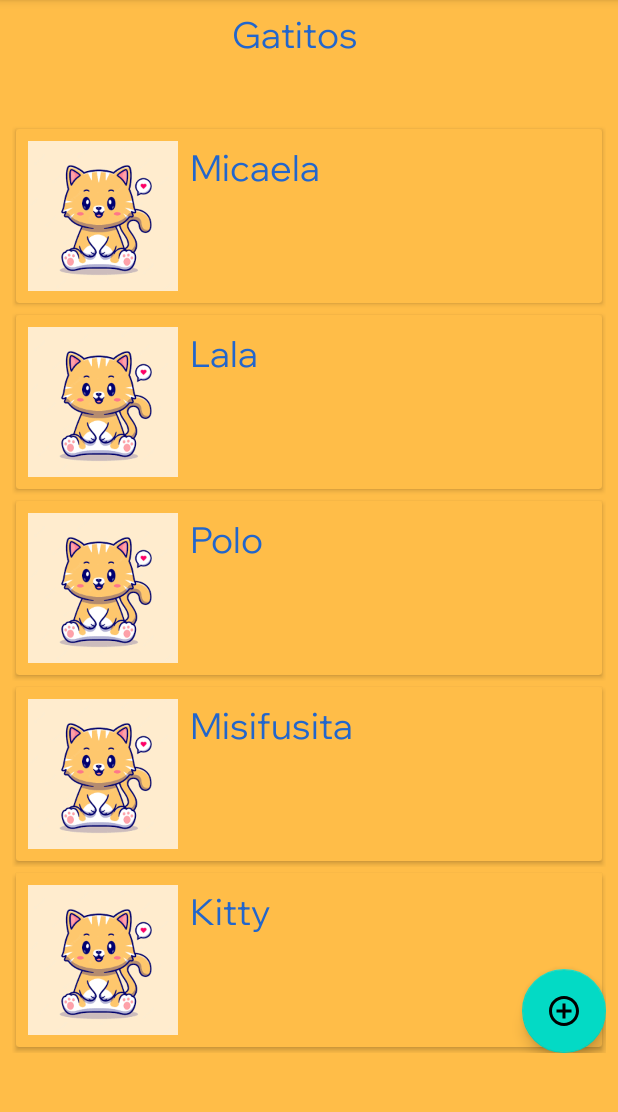
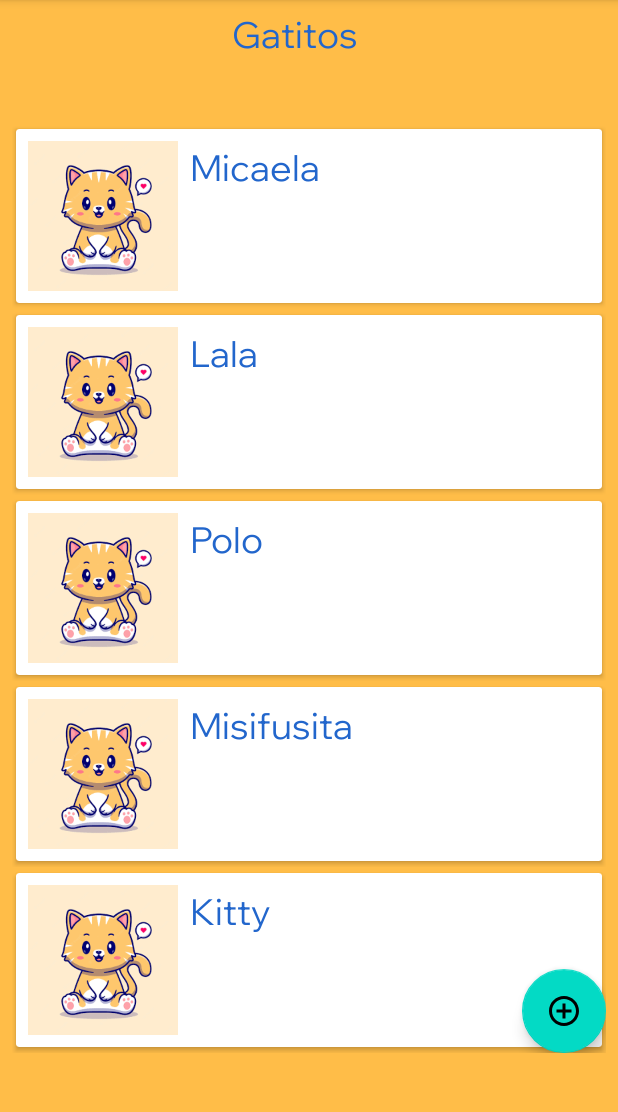
Before and after one commit to roxigonzalez/Cat-app, an Android app: the screen it shows after launch (MainActivity), on a phone screen of 412 x 824 dp, the part 84-1196 px from its top. Run offline under Robolectric (Android 15) with nearby library versions, the phone set to English and light mode, and no system bars; our stand-ins replace data binding.

Commit message:
Cat fragment list with its view model

```diff
--- a/app/src/main/java/com/rgonzalez/cattracker/ui/detail/CatFragment.kt
+++ b/app/src/main/java/com/rgonzalez/cattracker/ui/detail/CatFragment.kt
@@ -7,7 +7,6 @@ import android.view.View
 import android.view.ViewGroup
 import androidx.fragment.app.activityViewModels
 import com.rgonzalez.cattracker.databinding.FragmentCatBinding
-import com.rgonzalez.cattracker.ui.CatViewModel
 
 
 class CatFragment : Fragment() {
--- a/app/src/main/java/com/rgonzalez/cattracker/ui/list/CatListFragment.kt
+++ b/app/src/main/java/com/rgonzalez/cattracker/ui/list/CatListFragment.kt
@@ -10,13 +10,12 @@ import androidx.recyclerview.widget.LinearLayoutManager
 import com.rgonzalez.cattracker.data.model.CatModel
 import com.rgonzalez.cattracker.ui.list.recyclerview.CatRecyclerViewAdapter
 import com.rgonzalez.cattracker.databinding.FragmentCatListBinding
-import com.rgonzalez.cattracker.ui.CatViewModel
 
 class CatListFragment : Fragment() {
 
     // 2 After create the view model, initialize it (and of course created the model and the repository)
-    private val catViewModel: CatViewModel by activityViewModels {
-        CatViewModel.Factory
+    private val catViewModel: CatsViewModel by activityViewModels {
+        CatsViewModel.Factory
     }
 
     private lateinit var binding: FragmentCatListBinding
--- a/app/src/main/java/com/rgonzalez/cattracker/ui/CatViewModel.kt
+++ b/app/src/main/java/com/rgonzalez/cattracker/ui/list/CatsViewModel.kt
@@ -1,4 +1,4 @@
-package com.rgonzalez.cattracker.ui
+package com.rgonzalez.cattracker.ui.list
 
 import androidx.lifecycle.MutableLiveData
 import androidx.lifecycle.ViewModel
@@ -11,26 +11,17 @@ import com.rgonzalez.cattracker.repositories.CatRepository
 
 
 // TODO: El ViewModel debe tener solo una resposabilidad por lo que deben tener un viewmodel por pantalla
-class CatViewModel(private val repository: CatRepository):ViewModel() {
+class CatsViewModel(private val repository: CatRepository):ViewModel() {
     fun getCats() = repository.getCats()
 
-    fun addCat(cat: CatModel) = repository.addCat(cat)
+//    fun addCat(cat: CatModel) = repository.addCat(cat)
 
-    // declaring variables
-    var name = MutableLiveData("")
-    var age = MutableLiveData("")
-    var color = MutableLiveData("")
 
-    fun setSelectedCat(cat: CatModel) {
-        name.value = cat.name
-        color.value = cat.color
-        age.value = cat.age.toString()
-    }
     companion object {
         val Factory = viewModelFactory {
             initializer {
                 val app = this[APPLICATION_KEY] as CatReviewerApplication
-                CatViewModel(app.catRepository)
+                CatsViewModel(app.catRepository)
             }
         }
     }
--- a/app/src/main/res/layout/cat_item.xml
+++ b/app/src/main/res/layout/cat_item.xml
@@ -7,7 +7,7 @@
 
         <variable
             name="viewmodel"
-            type="com.rgonzalez.cattracker.ui.CatViewModel" />
+            type="com.rgonzalez.cattracker.ui.detail.CatViewModel" />
     </data>
 
 
@@ -22,7 +22,7 @@
             android:layout_height="wrap_content"
             app:cardUseCompatPadding="true"
             app:cardCornerRadius="2dp"
-            app:cardBackgroundColor="@color/yellow_1">
+            app:cardBackgroundColor="@color/white">
 
             <LinearLayout
                 android:layout_width="match_parent"
--- a/app/src/main/res/layout/fragment_cat.xml
+++ b/app/src/main/res/layout/fragment_cat.xml
@@ -6,7 +6,7 @@
     <data>
         <variable
             name="viewmodel"
-            type="com.rgonzalez.cattracker.ui.CatViewModel" />
+            type="com.rgonzalez.cattracker.ui.detail.CatViewModel" />
     </data>
     <androidx.constraintlayout.widget.ConstraintLayout
         android:layout_width="match_parent"
--- a/app/src/main/res/layout/fragment_cat_list.xml
+++ b/app/src/main/res/layout/fragment_cat_list.xml
@@ -7,7 +7,7 @@
 
         <variable
             name="viewmodel"
-            type="com.rgonzalez.cattracker.ui.CatViewModel" />
+            type="com.rgonzalez.cattracker.ui.detail.CatViewModel" />
     </data>
 
     <androidx.constraintlayout.widget.ConstraintLayout
```
Also changed, not shown: app/src/main/java/com/rgonzalez/cattracker/ui/detail/CatViewModel.kt (added, +36 -0 lines).
